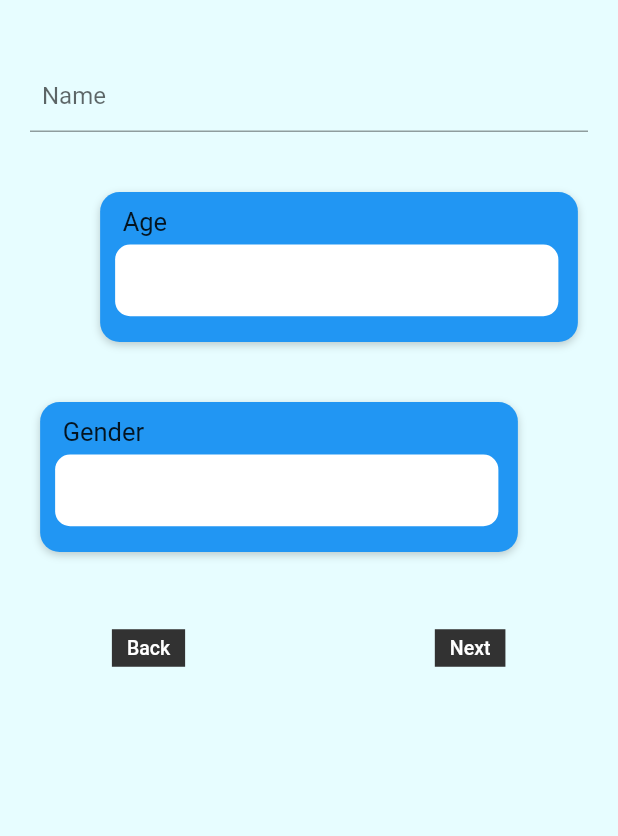
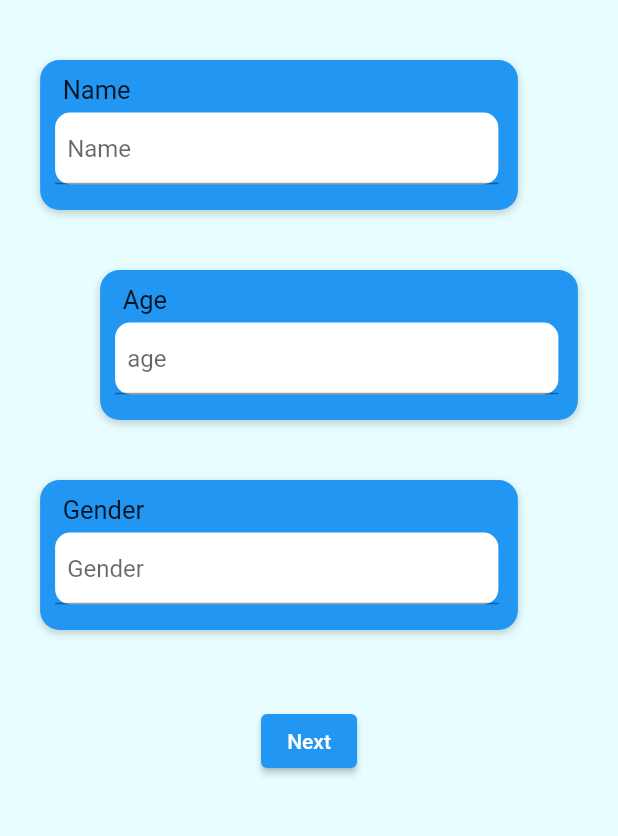
Before and after one commit to witthayut/ProjectCat, a Flutter app: the InformationWidget screen opened directly, on a phone screen of 412 x 824 dp, the part 240-1076 px from its top. Run offline on Flutter 3.47's test engine with Material 2 defaults, Android fonts, the phone set to English and light mode, and no system bars; our stand-ins replace firebase_core, firebase_database; missing offline and left inert: flutter_launcher_icons; accounts and stored records are empty; Roboto replaces fonts that are missing (Poppins).

```diff
--- a/lib/Infrom.dart
+++ b/lib/Infrom.dart
@@ -1,4 +1,5 @@
 import 'package:firebase_core/firebase_core.dart';
+import 'package:firebase_database/firebase_database.dart';
 import 'package:flutter/material.dart';
 
 class InformationWidget extends StatefulWidget {
@@ -13,6 +14,15 @@ class _InformationWidgetState extends State<InformationWidget> {
   final scaffoldKey = GlobalKey<ScaffoldState>();
   //Firebase
   final Future<FirebaseApp> firebase = Firebase.initializeApp();
+  final nameController = TextEditingController();
+  final ageController = TextEditingController();
+  final genderController = TextEditingController();
+  late DatabaseReference dbRef;
+  @override
+  void initState() {
+    super.initState();
+    dbRef = FirebaseDatabase.instance.ref().child('user');
+  }
 
   @override
   void dispose() {
@@ -25,7 +35,7 @@ class _InformationWidgetState extends State<InformationWidget> {
     return Scaffold(
       backgroundColor: const Color(0xFFE7FDFF),
       body: SafeArea(
-        child: GestureDetector(
+        child: SingleChildScrollView(
           child: Column(
             children: [
               SizedBox(
@@ -63,18 +73,60 @@ class _InformationWidgetState extends State<InformationWidget> {
                         ),
                       ),
                     ]),
-                    /////TextField
-
+                    Padding(
+                      padding:
+                          const EdgeInsetsDirectional.fromSTEB(0, 40, 40, 0),
+                      child: Container(
+                        width: 318.5,
+                        height: 100,
+                        decoration: BoxDecoration(
+                          color: Colors.blue,
+                          boxShadow: const [
+                            BoxShadow(
+                              blurRadius: 4,
+                              color: Color(0x33000000),
+                              offset: Offset(0, 2),
+                            )
+                          ],
+                          borderRadius: BorderRadius.circular(13),
+                        ),
+                        child: Column(
+                          mainAxisSize: MainAxisSize.max,
+                          crossAxisAlignment: CrossAxisAlignment.start,
+                          children: [
                             const Padding(
-                        padding: EdgeInsetsDirectional.fromSTEB(20, 40, 20, 0),
+                              padding:
+                                  EdgeInsetsDirectional.fromSTEB(15, 10, 0, 0),
+                              child: Text(
+                                'Name',
+                                style: TextStyle(
+                                  fontFamily: 'Poppins',
+                                  fontSize: 17,
+                                ),
+                              ),
+                            ),
+                            Padding(
+                              padding: const EdgeInsetsDirectional.fromSTEB(
+                                  10, 5, 0, 0),
+                              child: Container(
+                                  width: 295.5,
+                                  height: 47.8,
+                                  decoration: BoxDecoration(
+                                    color: Colors.white,
+                                    borderRadius: BorderRadius.circular(10),
+                                  ),
                                   child: TextField(
+                                    controller: nameController,
                                     decoration: InputDecoration(
                                         hintText: 'Name',
                                         contentPadding: EdgeInsets.all(8)),
                                     keyboardType: TextInputType.text,
                                   )),
-
-                    /////
+                            ),
+                          ],
+                        ),
+                      ),
+                    ),
                     Padding(
                       padding:
                           const EdgeInsetsDirectional.fromSTEB(40, 40, 0, 0),
@@ -117,7 +169,13 @@ class _InformationWidgetState extends State<InformationWidget> {
                                     color: Colors.white,
                                     borderRadius: BorderRadius.circular(10),
                                   ),
-                              ),
+                                  child: TextField(
+                                    controller: ageController,
+                                    decoration: InputDecoration(
+                                        hintText: 'age',
+                                        contentPadding: EdgeInsets.all(8)),
+                                    keyboardType: TextInputType.number,
+                                  )),
                             ),
                           ],
                         ),
@@ -165,12 +223,19 @@ class _InformationWidgetState extends State<InformationWidget> {
                                     color: Colors.white,
                                     borderRadius: BorderRadius.circular(10),
                                   ),
-                              ),
+                                  child: TextField(
+                                    controller: genderController,
+                                    decoration: InputDecoration(
+                                        hintText: 'Gender',
+                                        contentPadding: EdgeInsets.all(8)),
+                                    keyboardType: TextInputType.name,
+                                  )),
                             ),
                           ],
                         ),
                       ),
                     ),
+
                     // Padding(
                     //   padding: EdgeInsetsDirectional.fromSTEB(40, 40, 0, 0),
                     //   child: Container(
@@ -218,46 +283,59 @@ class _InformationWidgetState extends State<InformationWidget> {
                     //     ),
                     //   ),
                     // ),
+                    // Padding(
+                    //   padding:
+                    //       const EdgeInsetsDirectional.fromSTEB(0, 40, 0, 0),
+                    //   child: Row(
+                    //     mainAxisSize: MainAxisSize.max,
+                    //     mainAxisAlignment: MainAxisAlignment.center,
+                    //     children: [
+                    //       TextButton(
+                    //         onPressed: () {},
+                    //         child: Container(
+                    //           color: const Color.fromARGB(255, 50, 50, 50),
+                    //           padding: const EdgeInsets.symmetric(
+                    //               vertical: 5, horizontal: 10),
+                    //           child: const Text(
+                    //             'Back',
+                    //             style: TextStyle(
+                    //                 color: Colors.white, fontSize: 13.0),
+                    //           ),
+                    //         ),
+                    //       ),
+                    //       Padding(
+                    //         padding: const EdgeInsetsDirectional.fromSTEB(
+                    //             150, 0, 0, 0),
+                    //         child: TextButton(
+                    //           onPressed: () {},
+                    //           child: Container(
+                    //             color: const Color.fromARGB(255, 50, 50, 50),
+                    //             padding: const EdgeInsets.symmetric(
+                    //                 vertical: 5, horizontal: 10),
+                    //             child: const Text(
+                    //               'Next',
+                    //               style: TextStyle(
+                    //                   color: Colors.white, fontSize: 13.0),
+                    //             ),
+                    //           ),
+                    //         ),
+                    //       ),
+                    //     ],
+                    //   ),
+                    // ),
                     Padding(
-                      padding:
-                          const EdgeInsetsDirectional.fromSTEB(0, 40, 0, 0),
-                      child: Row(
-                        mainAxisSize: MainAxisSize.max,
-                        mainAxisAlignment: MainAxisAlignment.center,
-                        children: [
-                          TextButton(
-                            onPressed: () {},
-                            child: Container(
-                              color: const Color.fromARGB(255, 50, 50, 50),
-                              padding: const EdgeInsets.symmetric(
-                                  vertical: 5, horizontal: 10),
-                              child: const Text(
-                                'Back',
-                                style: TextStyle(
-                                    color: Colors.white, fontSize: 13.0),
-                              ),
-                            ),
-                          ),
-                          Padding(
-                            padding: const EdgeInsetsDirectional.fromSTEB(
-                                150, 0, 0, 0),
-                            child: TextButton(
-                              onPressed: () {},
-                              child: Container(
-                                color: const Color.fromARGB(255, 50, 50, 50),
-                                padding: const EdgeInsets.symmetric(
-                                    vertical: 5, horizontal: 10),
-                                child: const Text(
-                                  'Next',
-                                  style: TextStyle(
-                                      color: Colors.white, fontSize: 13.0),
-                                ),
-                              ),
-                            ),
-                          ),
-                        ],
-                      ),
-                    ),
+                      padding: EdgeInsetsDirectional.fromSTEB(0, 50, 0, 0),
+                      child: ElevatedButton(
+                          onPressed: () {
+                            Map<String, String> user = {
+                              'name': nameController.text,
+                              'age': ageController.text,
+                              'Gender': genderController.text
+                            };
+                            dbRef.push().set(user);
+                          },
+                          child: Text("Next")),
+                    )
                   ],
                 ),
               ),
--- a/lib/main.dart
+++ b/lib/main.dart
@@ -14,7 +14,7 @@ class Name extends StatelessWidget {
   @override
   Widget build(BuildContext context) {
     return MaterialApp(
-      home: InformationWidget(),
+      home: PetDetailsCopyWidget(),
     );
   }
 }
```
Also changed, not shown: lib/Detail.dart (+59 -54 lines). Lines whose indentation alone changed are shown as unchanged.
